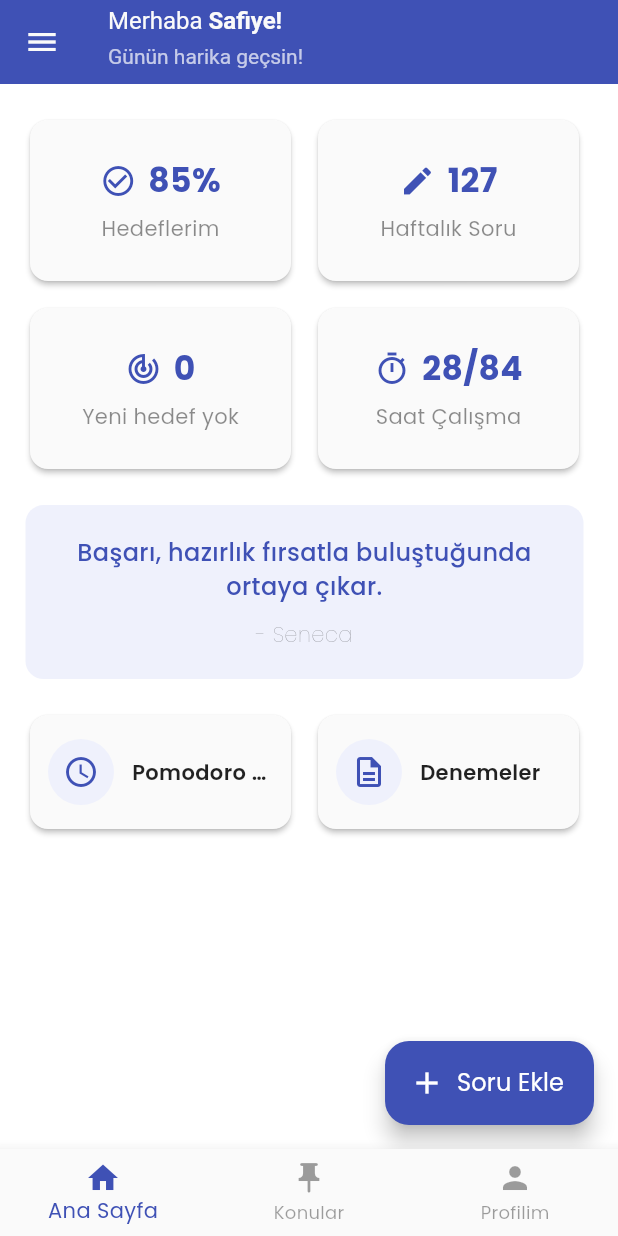
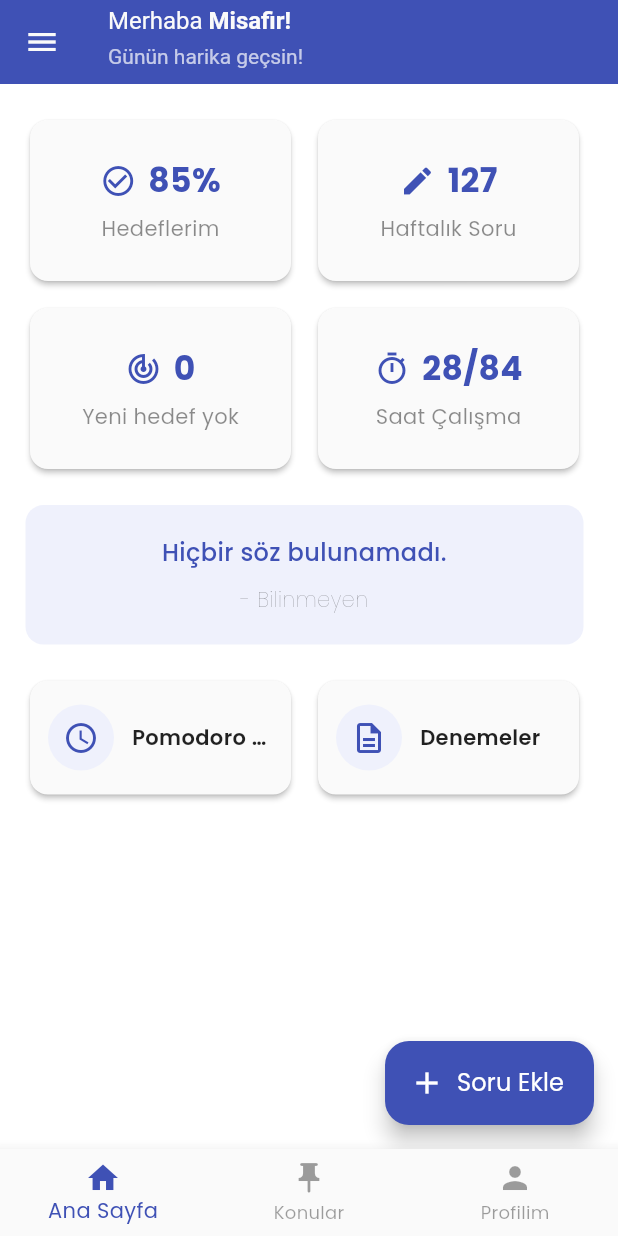
Before and after one commit to ssena-201903/student_track_app, a Flutter app: the screen it shows once a user with an empty profile is signed in, on a phone screen of 412 x 824 dp. Run offline on Flutter 3.47's test engine with Material 3 defaults, Android fonts, the phone set to English and light mode, and no system bars; our stand-ins replace audioplayers, cloud_firestore, firebase_auth, firebase_core, fl_chart, flutter_riverpod and 3 more; accounts and stored records are empty; generated files the repository leaves out were written again.

Commit message:
edited today sentence card

```diff
--- a/lib/helpers/data_helper.dart
+++ b/lib/helpers/data_helper.dart
@@ -1,3 +1,5 @@
+import 'dart:math';
+
 import 'package:cloud_firestore/cloud_firestore.dart';
 
 class DataHelper {
@@ -29,7 +31,30 @@ class DataHelper {
     ];
   }
 
-static Future<List<Map<String, dynamic>>> getTargetsData(String studentId) async {
+
+  // get today sentences data from firestore
+  static Future<Map<String, dynamic>> getRandomQuote() async {
+    final querySnapshot = await FirebaseFirestore.instance
+        .collection('words')
+        .doc('metadata')
+        .collection('quotes')
+        .get();
+
+    if (querySnapshot.docs.isNotEmpty) {
+      final random = Random();
+      final randomDoc = querySnapshot.docs[random.nextInt(querySnapshot.docs.length)];
+      return {
+        'owner': randomDoc['owner'],
+        'speech': randomDoc['speech'],
+      };
+    }
+    return {'owner': 'Bilinmeyen', 'speech': 'Hiçbir söz bulunamadı.'};
+  }
+
+  // get targets data from firestore
+  static Future<List<Map<String, dynamic>>> getTargetsData(
+    String studentId,
+  ) async {
     try {
       // Öğrencinin dokümanını al
       DocumentSnapshot studentDoc = await FirebaseFirestore.instance
@@ -55,7 +80,9 @@ static Future<List<Map<String, dynamic>>> getTargetsData(String studentId) async
         // id'yi _ ile ayır
         List<String> idParts = id.split('_');
         String topicId = idParts[0]; // alt tireye kadar olan kısım
-        String sourceName = idParts.length > 1 ? idParts[1] : ''; // alt tireden sonraki kısım
+        String sourceName = idParts.length > 1
+            ? idParts[1]
+            : ''; // alt tireden sonraki kısım
 
         // konular koleksiyonundan konu ve ders bilgisini al
         DocumentSnapshot topicDoc = await FirebaseFirestore.instance
@@ -71,7 +98,8 @@ static Future<List<Map<String, dynamic>>> getTargetsData(String studentId) async
             'ders': topicDoc['ders'] ?? 'Bilinmiyor',
             'konu': topicDoc['konu'] ?? 'Bilinmiyor',
             'kitap': sourceName,
-            'tarih': targetData['targetDate']?.toString() ?? 'Tarih belirtilmemiş',
+            'tarih':
+                targetData['targetDate']?.toString() ?? 'Tarih belirtilmemiş',
             'tamamlandi': targetData['completed'] ?? false,
           });
         }
@@ -83,5 +111,4 @@ static Future<List<Map<String, dynamic>>> getTargetsData(String studentId) async
       return [];
     }
   }
-
 }
--- a/lib/views/home/home_page.dart
+++ b/lib/views/home/home_page.dart
@@ -1,6 +1,8 @@
 import 'package:flutter/material.dart';
+import 'package:flutter_riverpod/flutter_riverpod.dart';
 import 'package:student_track/constants/constants.dart';
 import 'package:student_track/helpers/data_helper.dart';
+import 'package:student_track/providers/user_provider.dart';
 import 'package:student_track/views/exams/exam_page.dart';
 import 'package:student_track/views/home/add_question_page.dart';
 import 'package:student_track/views/home/study_hours_page.dart';
@@ -10,21 +12,22 @@ import 'package:student_track/views/targets/target_page.dart';
 import 'package:student_track/widgets/custom_text.dart';
 import 'package:student_track/widgets/custom_drawer.dart';
 
-class HomePage extends StatefulWidget {
-  final String studentId; // Öğrenci ID'si
+class HomePage extends ConsumerStatefulWidget {
+  final String studentId; // added studentId parameter
 
   const HomePage({super.key, required this.studentId});
 
   @override
-  State<HomePage> createState() => _HomePageState();
+  ConsumerState<HomePage> createState() => _HomePageState();
 }
 
-class _HomePageState extends State<HomePage> {
+class _HomePageState extends ConsumerState<HomePage> {
   final List firstCards = DataHelper.getTopCardsData();
   final List todaySentence = DataHelper.getTodaySentence();
   final List lastCards = DataHelper.getBottomCardsData();
 
   List<Map<String, dynamic>> targets = [];
+  Map<String, dynamic>? todayQuote;
   int pendingTargetsCount = 0;
   bool isLoading = true;
 
@@ -32,6 +35,7 @@ class _HomePageState extends State<HomePage> {
   void initState() {
     super.initState();
     _fetchTargets();
+    _fetchRandomQuote();
   }
 
   Future<void> _fetchTargets() async {
@@ -39,9 +43,10 @@ class _HomePageState extends State<HomePage> {
       isLoading = true;
     });
     try {
+      final userAsyncValue = await ref.read(userProvider.future); // Await the userProvider future
+      if (userAsyncValue.id.isNotEmpty) { // if studentId is valid
         targets = await DataHelper.getTargetsData(widget.studentId);
         setState(() {
-        // Sadece tarihi bugünden ileri ve tamamlanmamış hedefleri say
           final now = DateTime.now();
           pendingTargetsCount = targets.where((t) {
             if (t['tamamlandi'] == true) return false;
@@ -49,11 +54,19 @@ class _HomePageState extends State<HomePage> {
               final targetDate = DateTime.parse(t['tarih']);
               return targetDate.isAfter(now) || targetDate.isAtSameMomentAs(now);
             } catch (e) {
-            return false; // Geçersiz tarih formatı varsa bu hedefi dahil etme
+              return false;
             }
           }).length;
           isLoading = false;
         });
+      } else {
+        setState(() {
+          isLoading = false;
+        });
+        ScaffoldMessenger.of(context).showSnackBar(
+          const SnackBar(content: Text('Kullanıcı kimliği geçersiz.')),
+        );
+      }
     } catch (e) {
       setState(() {
         isLoading = false;
@@ -64,8 +77,22 @@ class _HomePageState extends State<HomePage> {
     }
   }
 
+  Future<void> _fetchRandomQuote() async {
+    try {
+      final quote = await DataHelper.getRandomQuote();
+      setState(() {
+        todayQuote = quote;
+      });
+    } catch (e) {
+      setState(() {
+        todayQuote = {'owner': 'Bilinmeyen', 'speech': 'Söz yüklenemedi: $e'};
+      });
+    }
+  }
+
   @override
   Widget build(BuildContext context) {
+    final userAsyncValue = ref.watch(userProvider);
     double deviceWidth = MediaQuery.of(context).size.width;
 
     return Scaffold(
@@ -74,7 +101,10 @@ class _HomePageState extends State<HomePage> {
         backgroundColor: Constants.primaryColor,
         foregroundColor: Constants.primaryWhiteTone,
         elevation: 0,
-        title: Padding(
+        title: userAsyncValue.when(
+          data: (user) {
+            final firstName = user.name.split(' ').isNotEmpty ? user.name.split(' ')[0] : 'Kullanıcı';
+            return Padding(
               padding: const EdgeInsets.only(top: 10),
               child: Column(
                 crossAxisAlignment: CrossAxisAlignment.start,
@@ -94,7 +124,7 @@ class _HomePageState extends State<HomePage> {
                               ),
                             ),
                             TextSpan(
-                          text: "Safiye!",
+                              text: "$firstName!",
                               style: TextStyle(
                                 color: Constants.primaryWhiteTone,
                                 fontSize: 16,
@@ -117,10 +147,14 @@ class _HomePageState extends State<HomePage> {
                   const SizedBox(height: 16),
                 ],
               ),
+            );
+          },
+          loading: () => const Center(child: CircularProgressIndicator()),
+          error: (error, stack) => const Center(child: Text('Kullanıcı yüklenemedi')),
         ),
       ),
       backgroundColor: Colors.white,
-      body: isLoading
+      body: isLoading || todayQuote == null
           ? const Center(child: CircularProgressIndicator())
           : SingleChildScrollView(
               padding: const EdgeInsets.symmetric(horizontal: 16),
@@ -129,7 +163,7 @@ class _HomePageState extends State<HomePage> {
                 children: [
                   const SizedBox(height: 20),
                   _buildTopCards(firstCards),
-                  _buildTodaySentence(todaySentence, deviceWidth),
+                  _buildTodaySentence(todayQuote!, deviceWidth),
                   _buildBottomCards(lastCards),
                   const SizedBox(height: 20),
                 ],
@@ -184,7 +218,7 @@ class _HomePageState extends State<HomePage> {
                   builder: (_) => TargetPage(studentId: widget.studentId),
                 ),
               );
-              await _fetchTargets(); // Geri dönüldüğünde hedefleri güncelle
+              await _fetchTargets(); // refresh targets after returning
             },
           );
         }
@@ -210,7 +244,7 @@ class _HomePageState extends State<HomePage> {
     );
   }
 
-  Widget _buildTodaySentence(List sentence, double deviceWidth) {
+  Widget _buildTodaySentence(Map<String, dynamic> quote, double deviceWidth) {
     return Padding(
       padding: const EdgeInsets.only(top: 20),
       child: Container(
@@ -224,7 +258,7 @@ class _HomePageState extends State<HomePage> {
           mainAxisAlignment: MainAxisAlignment.center,
           children: [
             CustomText(
-              text: "${sentence[0]["text"]}",
+              text: quote['speech'],
               color: Constants.primaryColor,
               fontWeight: FontWeight.w500,
               fontSize: 16,
@@ -234,7 +268,7 @@ class _HomePageState extends State<HomePage> {
             ),
             const SizedBox(height: 10),
             CustomText(
-              text: "- ${sentence[0]["writer"]}",
+              text: "- ${quote['owner']}",
               color: Colors.black54,
               fontWeight: FontWeight.w200,
               fontSize: 14,
```
Lines whose indentation alone changed are shown as unchanged.
